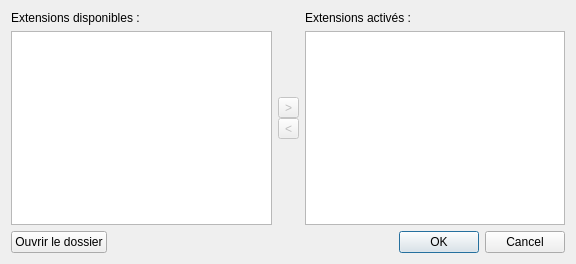
First picture: the form in core/plugindialog.ui, repository cfi30/cfiSlides, before the edit.
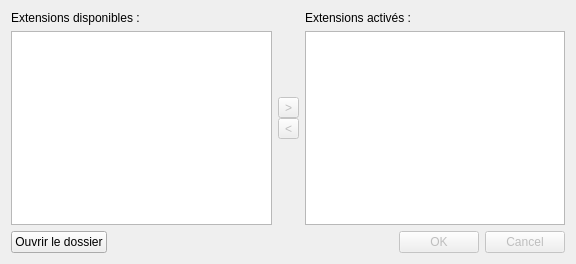
Second picture: the form after the edit.

```diff
--- a/core/plugindialog.ui
+++ b/core/plugindialog.ui
@@ -116,6 +116,9 @@
      </item>
      <item>
       <widget class="QDialogButtonBox" name="buttonBox">
+       <property name="enabled">
+        <bool>false</bool>
+       </property>
        <property name="orientation">
         <enum>Qt::Horizontal</enum>
        </property>
```
